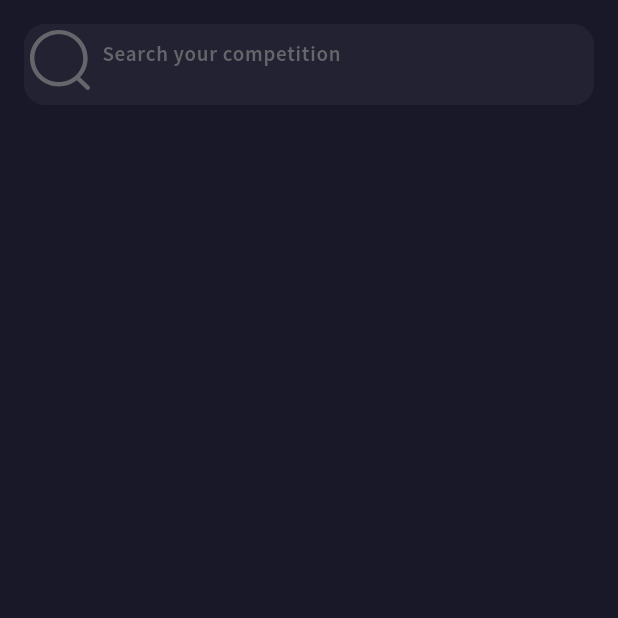
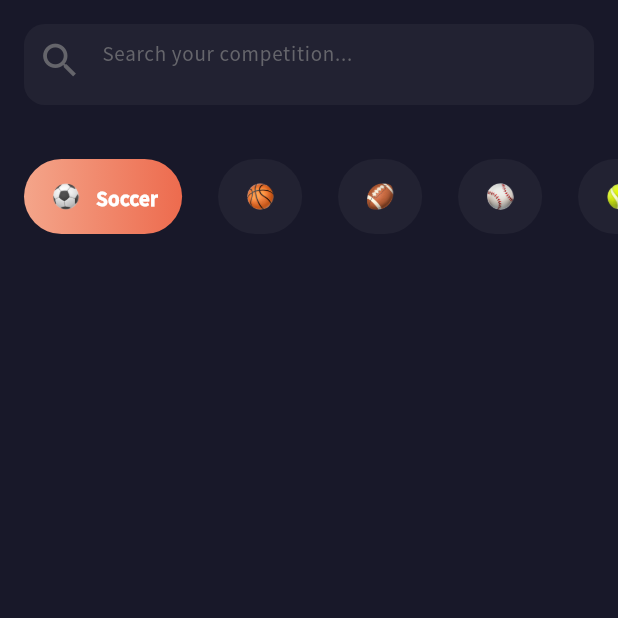
Before and after one commit to nameisjayant/oneScreenFlutter, a Flutter app: the screen it shows after launch, on a phone screen of 412 x 824 dp, the top half of it. Run offline on Flutter 3.47's test engine with Material 3 defaults, Android fonts, the phone set to English and light mode, and no system bars; our stand-ins replace flutter_svg.

Commit message:
feat(ui): added selection section of live match app ui

```diff
--- a/lib/components/icon_component.dart
+++ b/lib/components/icon_component.dart
@@ -1,12 +1,10 @@
 import 'package:flutter/material.dart';
 import 'package:flutter_svg/flutter_svg.dart';
 
-Widget svgIconComponent(
-    {required String icon, double? width, double? height, Color? color}) {
+Widget svgIconComponent({required String icon, double? size, Color? color}) {
   return SvgPicture.asset(
     icon,
-    height: height,
-    width: width,
-    color: color,
+    height: size,
+    width: size,
   );
 }
--- /dev/null
+++ b/lib/components/spacer_component.dart
@@ -0,0 +1,9 @@
+import 'package:flutter/material.dart';
+
+Widget spacerWidth({double width = 10.0}){
+  return SizedBox(width: width);
+}
+
+Widget spacerHeight({double height = 10.0}){
+  return SizedBox(height: height);
+}
--- a/lib/features/screens/match_score_app.dart
+++ b/lib/features/screens/match_score_app.dart
@@ -1,5 +1,5 @@
 import 'package:flutter/material.dart';
-import 'package:one_screen_flutter/components/icon_component.dart';
+import 'package:one_screen_flutter/components/spacer_component.dart';
 import 'package:one_screen_flutter/ui/colors.dart';
 import 'package:one_screen_flutter/utils/image_path.dart';
 
@@ -8,7 +8,7 @@ class MatchScoreApp extends StatelessWidget {
 
   @override
   Widget build(BuildContext context) {
-    return MaterialApp(
+    return const MaterialApp(
       home: Scaffold(
         body: MatchScoreScreen(),
         backgroundColor: AppColors.matchBg,
@@ -17,18 +17,40 @@ class MatchScoreApp extends StatelessWidget {
   }
 }
 
-class MatchScoreScreen extends StatelessWidget {
-  MatchScoreScreen({super.key});
+class MatchScoreScreen extends StatefulWidget {
+  const MatchScoreScreen({super.key});
 
+  @override
+  State<MatchScoreScreen> createState() => _MatchScoreScreenState();
+}
+
+class _MatchScoreScreenState extends State<MatchScoreScreen> {
   final TextEditingController search = TextEditingController();
+  final List<SportModal> sportModalList = [
+    SportModal(id: 1, title: 'Soccer', icon: ImagePath.soccer),
+    SportModal(id: 2, title: 'Basket Ball', icon: ImagePath.basketball),
+    SportModal(id: 3, title: 'Rubgy', icon: ImagePath.rubgy),
+    SportModal(id: 4, title: 'Base Ball', icon: ImagePath.baseball),
+    SportModal(id: 5, title: 'Cricket', icon: ImagePath.cricket)
+  ];
+  int selectedIndex = 0;
 
   @override
   Widget build(BuildContext context) {
     return ListView(
-      children: [_searchTextField(controller: search)],
+      children: [
+        _searchTextField(controller: search),
+        spacerHeight(height: 20),
+        sportSection(
+            selectedIndex: selectedIndex,
+            onValueUpdate: (val) {
+              setState(() {
+                selectedIndex = val;
+              });
+            })
+      ],
     );
   }
-
 
   // search text field
   Widget _searchTextField({required TextEditingController controller}) {
@@ -41,17 +63,109 @@ class MatchScoreScreen extends StatelessWidget {
               borderRadius: BorderRadius.circular(14)),
           child: TextField(
             controller: controller,
-            decoration: InputDecoration(
-                hintText: 'Search your competition',
-                hintStyle: const TextStyle(
+            decoration: const InputDecoration(
+                hintText: 'Search your competition...',
+                hintStyle: TextStyle(
                     color: AppColors.matchDarkGray,
                     fontSize: 14,
                     fontFamily: 'SourceSansPro',
                     fontWeight: FontWeight.normal),
-                prefixIcon: svgIconComponent(icon: ImagePath.searchIcon),
+                prefixIcon: Icon(
+                  Icons.search,
+                  color: AppColors.matchDarkGray,
+                  size: 30,
+                ),
                 border: InputBorder.none),
             style: const TextStyle(color: Colors.white),
           ),
         ));
   }
+
+  // sport section
+  Widget sportSection(
+      {required int selectedIndex, required Function(int) onValueUpdate}) {
+    return SizedBox(
+      height: 50,
+      child: ListView.builder(
+        itemBuilder: (BuildContext context, index) {
+          return selectionRow(
+              title: sportModalList[index].title,
+              index: index,
+              icon: sportModalList[index].icon,
+              selected: selectedIndex == index,
+              onValueUpdate: onValueUpdate);
+        },
+        itemCount: sportModalList.length,
+        scrollDirection: Axis.horizontal,
+      ),
+    );
+  }
+
+
+  // sport selection Row
+  Widget selectionRow(
+      {required String title,
+      required int index,
+      required String icon,
+      required bool selected,
+      required Function(int) onValueUpdate}) {
+    return Padding(
+      padding: const EdgeInsets.only(right: 8.0,left: 16),
+      child: InkWell(
+        onTap: () {
+          onValueUpdate(index);
+        },
+        highlightColor: Colors.transparent,
+        splashColor: Colors.transparent,
+        child: Container(
+          decoration: BoxDecoration(
+              color: selected
+                  ? AppColors.matchTextField
+                  : AppColors.matchTextField,
+              gradient: selected
+                  ? const LinearGradient(colors: [
+                      AppColors.matchLightOrange,
+                      AppColors.matchOrange
+                    ])
+                  : const LinearGradient(colors: [
+                      AppColors.matchTextField,
+                      AppColors.matchTextField
+                    ]),
+              borderRadius: BorderRadius.circular(50)),
+          child: Padding(
+            padding: const EdgeInsets.all(16),
+            child: Row(
+              children: [
+                Image.asset(
+                  icon,
+                  width: 24,
+                  height: 24,
+                ),
+                if (selected)
+                  Padding(
+                    padding: const EdgeInsets.only(left: 8.0),
+                    child: Text(
+                      title,
+                      style: const TextStyle(
+                          color: Colors.white,
+                          fontSize: 14,
+                          fontWeight: FontWeight.w900,
+                          fontFamily: 'SourceSansPro'),
+                    ),
+                  )
+              ],
+            ),
+          ),
+        ),
+      ),
+    );
+  }
 }
+
+class SportModal {
+  int id;
+  String title;
+  String icon;
+
+  SportModal({required this.id, required this.title, required this.icon});
+}
--- a/lib/ui/colors.dart
+++ b/lib/ui/colors.dart
@@ -7,4 +7,6 @@ class AppColors {
   static const Color matchBg = Color(0XFF181829);
   static const Color matchDarkGray = Color(0XFF65656B);
   static const Color matchTextField = Color(0XFF222232);
+  static const Color matchLightOrange = Color(0XFFF4A58A);
+  static const Color matchOrange = Color(0XFFED6B4E);
 }
--- a/lib/utils/image_path.dart
+++ b/lib/utils/image_path.dart
@@ -1,6 +1,8 @@
-
-
-class ImagePath{
-
-  static const String searchIcon = "assets/icons/search_icon.svg";
+class ImagePath {
+  static const String searchIcon = "assets/images/search.png";
+  static const String baseball = "assets/images/baseball.png";
+  static const String basketball = "assets/images/basketball.png";
+  static const String cricket = "assets/images/cricket.png";
+  static const String rubgy = "assets/images/rubgy.png";
+  static const String soccer = "assets/images/soccer.png";
 }
```
Also changed, not shown: pubspec.yaml (+9 -2 lines), assets/images/baseball.png (added), assets/images/basketball.png (added), assets/images/cricket.png (added), assets/images/rubgy.png (added), assets/images/search.png (added), assets/images/soccer.png (added), 49 other files.
